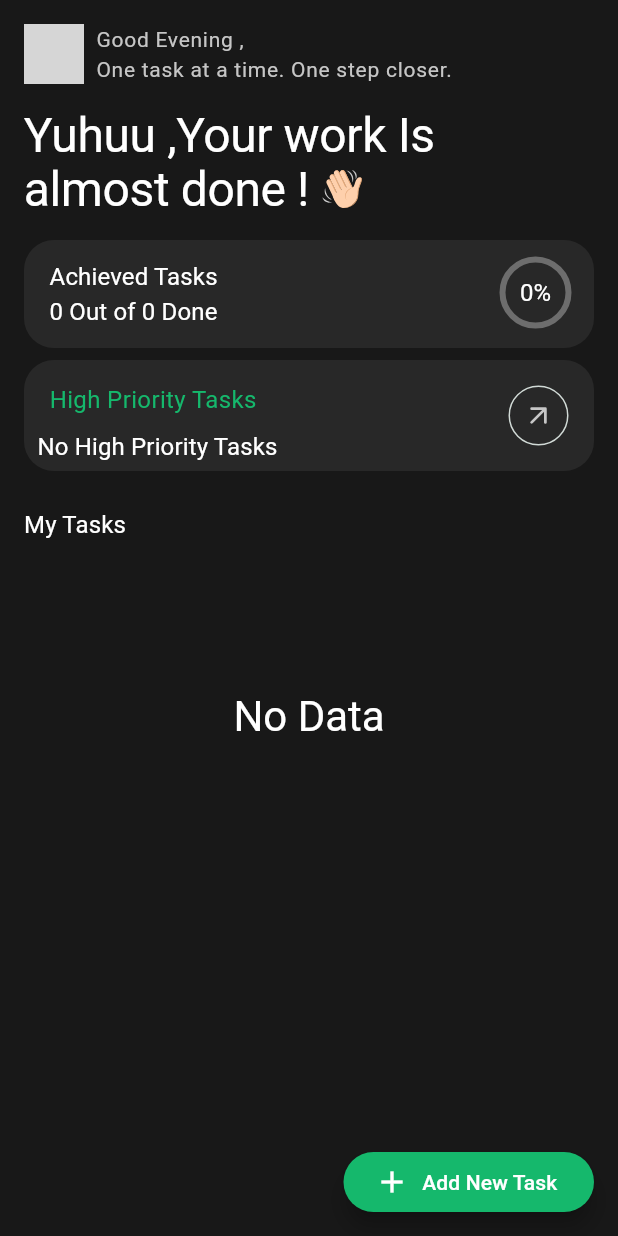
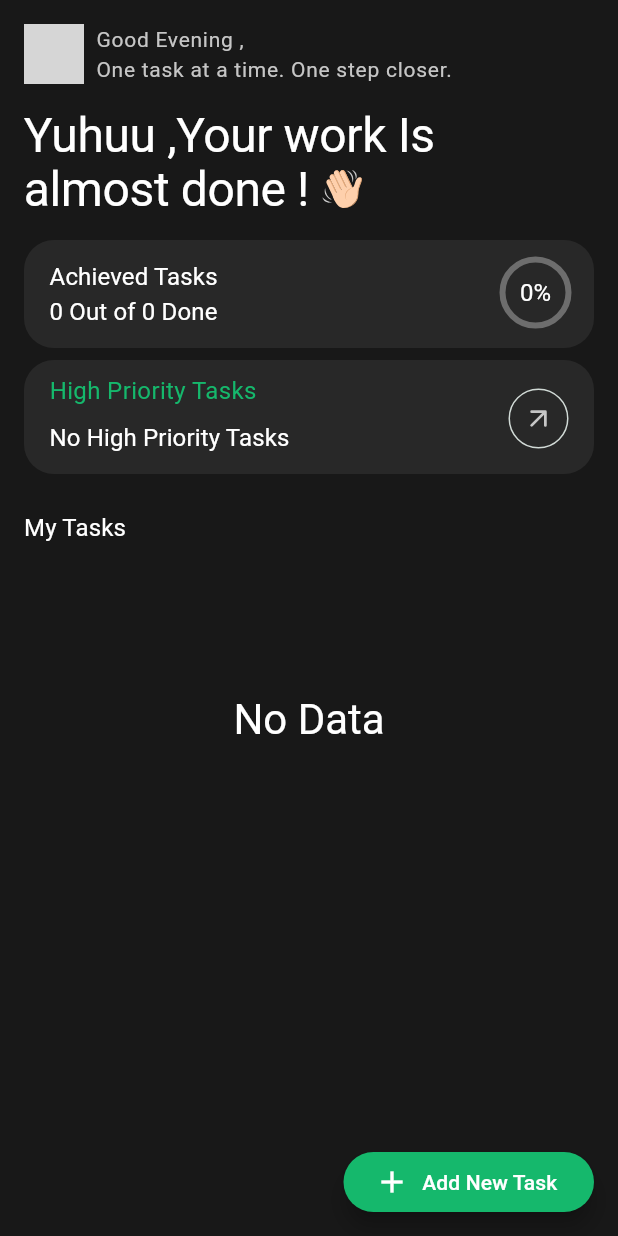
Before and after one commit to itzHTH/tasky, a Flutter app: the HomeScreen screen opened directly, on a phone screen of 412 x 824 dp. Run offline on Flutter 3.47's test engine with Material 3 defaults, Android fonts, the phone set to English and light mode, and no system bars; our stand-ins replace flutter_svg, image_picker, shared_preferences; accounts and stored records are empty; grey boxes are pictures that could not be loaded.

Commit message:
Edit Logout Logic & Edit High Priority tasks Widget

```diff
--- a/lib/core/widgets/high_priority_tasks_widget.dart
+++ b/lib/core/widgets/high_priority_tasks_widget.dart
@@ -76,7 +76,7 @@ class HighPriorityTasksWidget extends StatelessWidget {
                 })
               else
                 Padding(
-                  padding: const EdgeInsets.symmetric(horizontal: 8.0),
+                  padding: const EdgeInsets.only(left: 16.0, bottom: 8),
                   child: Text(
                     "No High Priority Tasks",
                     style: Theme.of(context).textTheme.titleSmall,
--- a/lib/screens/profile_screen.dart
+++ b/lib/screens/profile_screen.dart
@@ -39,6 +39,7 @@ class _ProfileScreenState extends State<ProfileScreen> {
     await SharedPrefsHelper.instance.remove("Tasks");
     await SharedPrefsHelper.instance.remove("fullname");
     await SharedPrefsHelper.instance.remove("movQuote");
+    await SharedPrefsHelper.instance.remove("userPhotoPath");
   }
 
   @override
```
